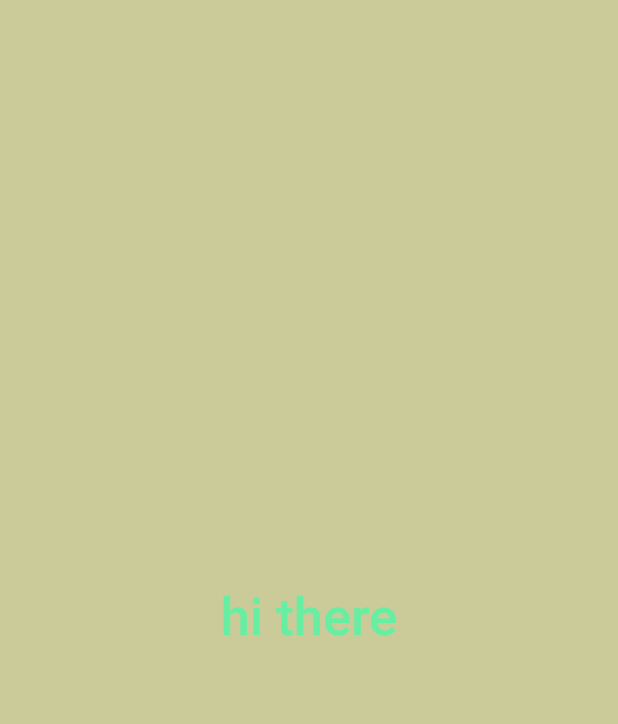
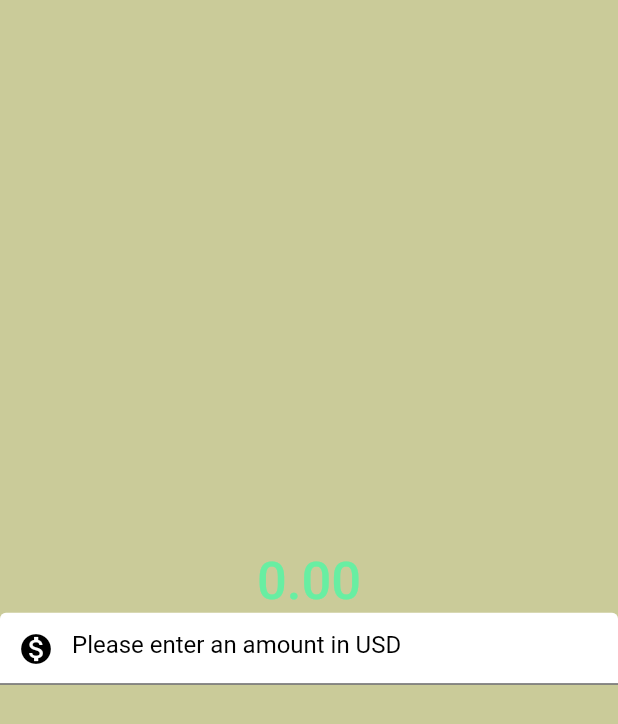
Before and after one commit to Devkant21/currency_converter, a Flutter app: the screen it shows after launch, on a phone screen of 412 x 824 dp. Shown: the top 724 px of the screen. Run offline on Flutter 3.47's test engine with Material 2 defaults, Android fonts, the phone set to English and light mode, and no system bars.

Commit message:
scaffolding fixed

```diff
--- a/lib/pages/currency_converter_material.dart
+++ b/lib/pages/currency_converter_material.dart
@@ -4,19 +4,42 @@ class CurrencyConverterMaterial extends StatelessWidget {
   const CurrencyConverterMaterial({super.key});
   @override
   Widget build(BuildContext context) {
-    return const Scaffold(
-      backgroundColor: Color.fromARGB(102, 122, 125, 1),
+    return Scaffold(
+      backgroundColor: const Color.fromARGB(102, 122, 125, 1),
       body: Center(
         child: Column(
           mainAxisAlignment: MainAxisAlignment.center,
           children: [
-            Text(
-              "hi there",
+            const Text(
+              "0.00",
               style: TextStyle(
-                  fontSize: 35,
-                  fontWeight: FontWeight.w500,
-                  color: Color.fromRGBO(104, 238, 162, 1)),
-            )
+                fontSize: 35,
+                fontWeight: FontWeight.w500,
+                color: Color.fromRGBO(104, 238, 162, 1),
+              ),
+            ),
+            TextField(
+              style: const TextStyle(
+                color: Colors.black,
+              ),
+              decoration: InputDecoration(
+                hintText: "Please enter an amount in USD",
+                hintStyle: const TextStyle(
+                  color: Colors.black,
+                ),
+                prefixIcon: const Icon(Icons.monetization_on),
+                prefixIconColor: Colors.black,
+                filled: true,
+                fillColor: Colors.white,
+                focusedBorder: OutlineInputBorder(
+                  borderSide: const BorderSide(
+                    width: 2.0,
+                    style: BorderStyle.solid,
+                  ),
+                  borderRadius: BorderRadius.circular(5),
+                ),
+              ),
+            ),
           ],
         ),
       ),
```
